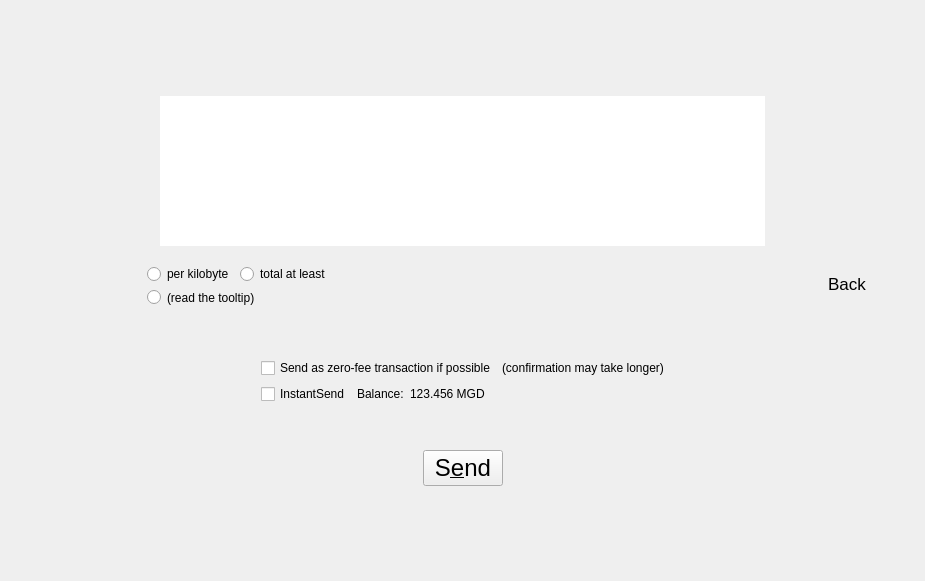
This is src/qt/forms/sendcoinsdialog.ui in MassGrid/MassGrid as Qt 5 draws it before an edit. The edited form follows.
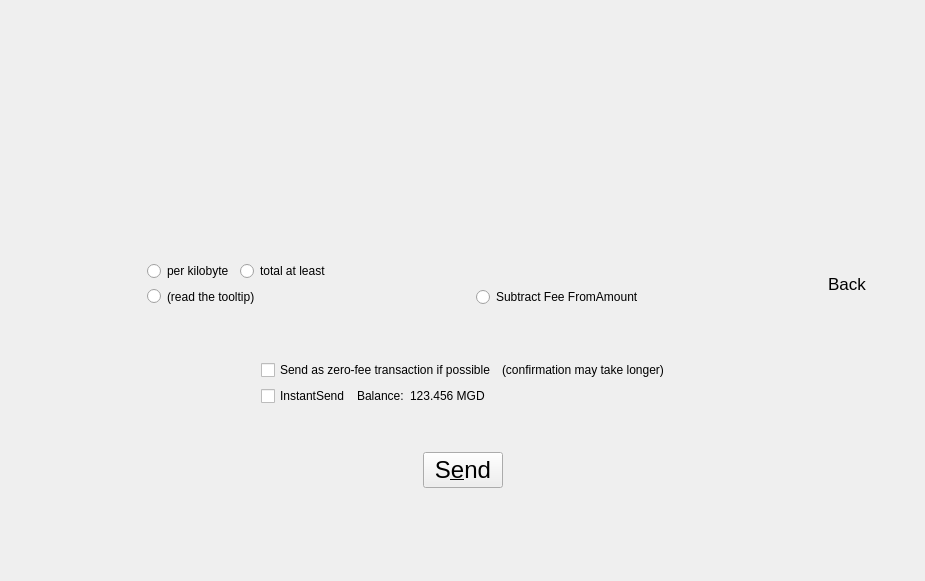
This is the edited form. The open tabs and pages were chosen to show the change. Icons and pictures are not drawn. Custom widgets are drawn as their Qt base class.

```diff
--- a/src/qt/forms/sendcoinsdialog.ui
+++ b/src/qt/forms/sendcoinsdialog.ui
@@ -1437,12 +1437,9 @@
                    </size>
                   </property>
                   <property name="styleSheet">
-                   <string notr="true">QWidget{
-background-color:rgb(255,255,255);
-}
-
-QScrollArea{
+                   <string notr="true">QScrollArea{
 border: hidden;
+	background-color: rgba(255, 255, 255,0);
 }
 
 </string>
@@ -1461,7 +1458,7 @@
                     <rect>
                      <x>0</x>
                      <y>0</y>
-                     <width>599</width>
+                     <width>583</width>
                      <height>150</height>
                     </rect>
                    </property>
@@ -2067,6 +2064,13 @@
                            </property>
                           </widget>
                          </item>
+                         <item>
+                          <widget class="QRadioButton" name="checkboxSubtractFeeFromAmount">
+                           <property name="text">
+                            <string>Subtract Fee FromAmount</string>
+                           </property>
+                          </widget>
+                         </item>
                         </layout>
                        </item>
                       </layout>
```
